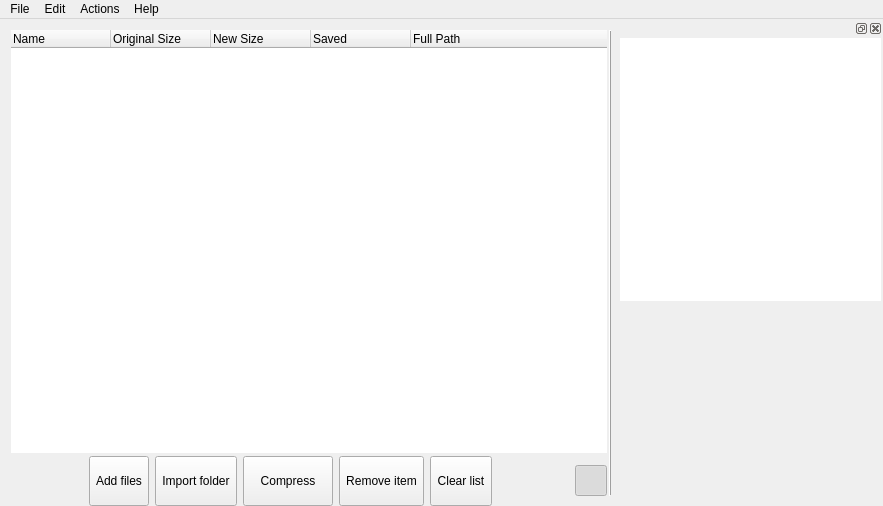
The window that caesiumph.ui (Lymphatus/CaesiumPH) describes before a commit, drawn with Qt 5.
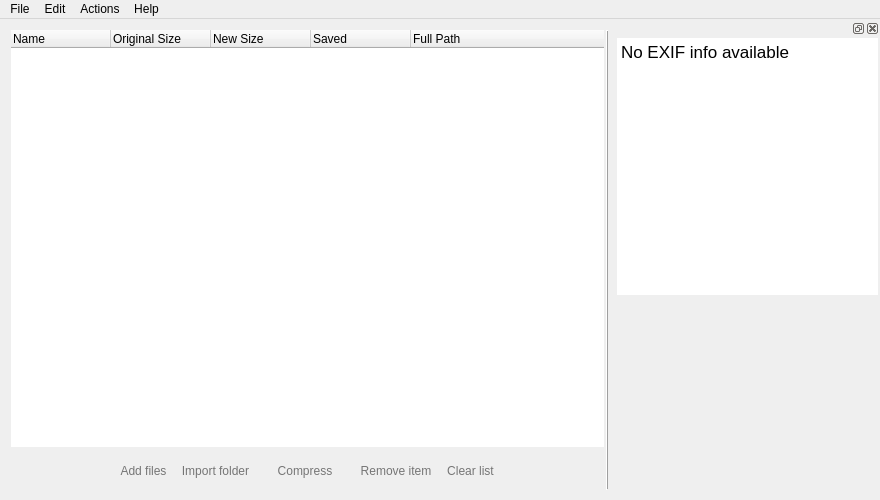
The same window after the commit. Icons and pictures are not drawn.

Commit message: Preference interface finished

Patch:
```diff
--- a/caesiumph.ui
+++ b/caesiumph.ui
@@ -6,8 +6,8 @@
    <rect>
     <x>0</x>
     <y>0</y>
-    <width>883</width>
-    <height>506</height>
+    <width>880</width>
+    <height>500</height>
    </rect>
   </property>
   <property name="windowTitle">
@@ -113,6 +113,33 @@
     </item>
     <item row="1" column="0" colspan="2">
      <layout class="QHBoxLayout" name="horizontalLayout">
+      <item>
+       <widget class="QToolButton" name="settingsButton">
+        <property name="styleSheet">
+         <string notr="true">background-color: transparent;
+border: none;</string>
+        </property>
+        <property name="text">
+         <string/>
+        </property>
+        <property name="icon">
+         <iconset resource="icons.qrc">
+          <normaloff>:/icons/ui/settings.png</normaloff>:/icons/ui/settings.png</iconset>
+        </property>
+        <property name="iconSize">
+         <size>
+          <width>24</width>
+          <height>24</height>
+         </size>
+        </property>
+        <property name="checkable">
+         <bool>true</bool>
+        </property>
+        <property name="checked">
+         <bool>true</bool>
+        </property>
+       </widget>
+      </item>
       <item>
        <spacer name="horizontalSpacer">
         <property name="orientation">
@@ -147,7 +174,18 @@
          </size>
         </property>
         <property name="styleSheet">
-         <string notr="true"/>
+         <string notr="true">QToolButton {
+    background-color: transparent;
+    border: none;
+    color: #757575;
+    border-bottom: 3px solid transparent;
+    padding-bottom: 5px;
+}
+
+QToolButton:hover {
+    color: #1cb495;
+    border-bottom: 3px solid #1cb495;
+}</string>
         </property>
         <property name="text">
          <string>Add files</string>
@@ -181,6 +219,20 @@
           <height>50</height>
          </size>
         </property>
+        <property name="styleSheet">
+         <string notr="true">QToolButton {
+    background-color: transparent;
+    border: none;
+    color: #757575;
+    border-bottom: 3px solid transparent;
+    padding-bottom: 5px;
+}
+
+QToolButton:hover {
+    color: #1cb495;
+    border-bottom: 3px solid #1cb495;
+}</string>
+        </property>
         <property name="text">
          <string>Import folder</string>
         </property>
@@ -219,6 +271,20 @@
           <height>64</height>
          </size>
         </property>
+        <property name="styleSheet">
+         <string notr="true">QToolButton {
+    background-color: transparent;
+    border: none;
+    color: #757575;
+    border-bottom: 3px solid transparent;
+    padding-bottom: 5px;
+}
+
+QToolButton:hover {
+    color: #1cb495;
+    border-bottom: 3px solid #1cb495;
+}</string>
+        </property>
         <property name="text">
          <string>Compress</string>
         </property>
@@ -251,6 +317,20 @@
           <height>50</height>
          </size>
         </property>
+        <property name="styleSheet">
+         <string notr="true">QToolButton {
+    background-color: transparent;
+    border: none;
+    color: #757575;
+    border-bottom: 3px solid transparent;
+    padding-bottom: 5px;
+}
+
+QToolButton:hover {
+    color: #1cb495;
+    border-bottom: 3px solid #1cb495;
+}</string>
+        </property>
         <property name="text">
          <string>Remove item</string>
         </property>
@@ -283,6 +363,20 @@
           <height>50</height>
          </size>
         </property>
+        <property name="styleSheet">
+         <string notr="true">QToolButton {
+    background-color: transparent;
+    border: none;
+    color: #757575;
+    border-bottom: 3px solid transparent;
+    padding-bottom: 5px;
+}
+
+QToolButton:hover {
+    color: #1cb495;
+    border-bottom: 3px solid #1cb495;
+}</string>
+        </property>
         <property name="text">
          <string>Clear list</string>
         </property>
@@ -316,6 +410,10 @@
       </item>
       <item>
        <widget class="QToolButton" name="showSidePanelButton">
+        <property name="styleSheet">
+         <string notr="true">background-color: transparent;
+border: none;</string>
+        </property>
         <property name="text">
          <string/>
         </property>
@@ -362,7 +460,7 @@
     <rect>
      <x>0</x>
      <y>0</y>
-     <width>883</width>
+     <width>880</width>
      <height>22</height>
     </rect>
    </property>
@@ -465,12 +563,22 @@
        </property>
        <item>
         <widget class="QTextEdit" name="exifTextEdit">
+         <property name="styleSheet">
+          <string notr="true"/>
+         </property>
          <property name="frameShape">
           <enum>QFrame::NoFrame</enum>
          </property>
          <property name="readOnly">
           <bool>true</bool>
          </property>
+         <property name="html">
+          <string>&lt;!DOCTYPE HTML PUBLIC &quot;-//W3C//DTD HTML 4.0//EN&quot; &quot;http://www.w3.org/TR/REC-html40/strict.dtd&quot;&gt;
+&lt;html&gt;&lt;head&gt;&lt;meta name=&quot;qrichtext&quot; content=&quot;1&quot; /&gt;&lt;style type=&quot;text/css&quot;&gt;
+p, li { white-space: pre-wrap; }
+&lt;/style&gt;&lt;/head&gt;&lt;body style=&quot; font-family:'.Helvetica Neue DeskInterface'; font-size:13pt; font-weight:400; font-style:normal;&quot;&gt;
+&lt;p style=&quot; margin-top:0px; margin-bottom:0px; margin-left:0px; margin-right:0px; -qt-block-indent:0; text-indent:0px;&quot;&gt;No EXIF info available&lt;/p&gt;&lt;/body&gt;&lt;/html&gt;</string>
+         </property>
          <property name="tabStopWidth">
           <number>150</number>
          </property>
```
The commit also changes 21 other files.
